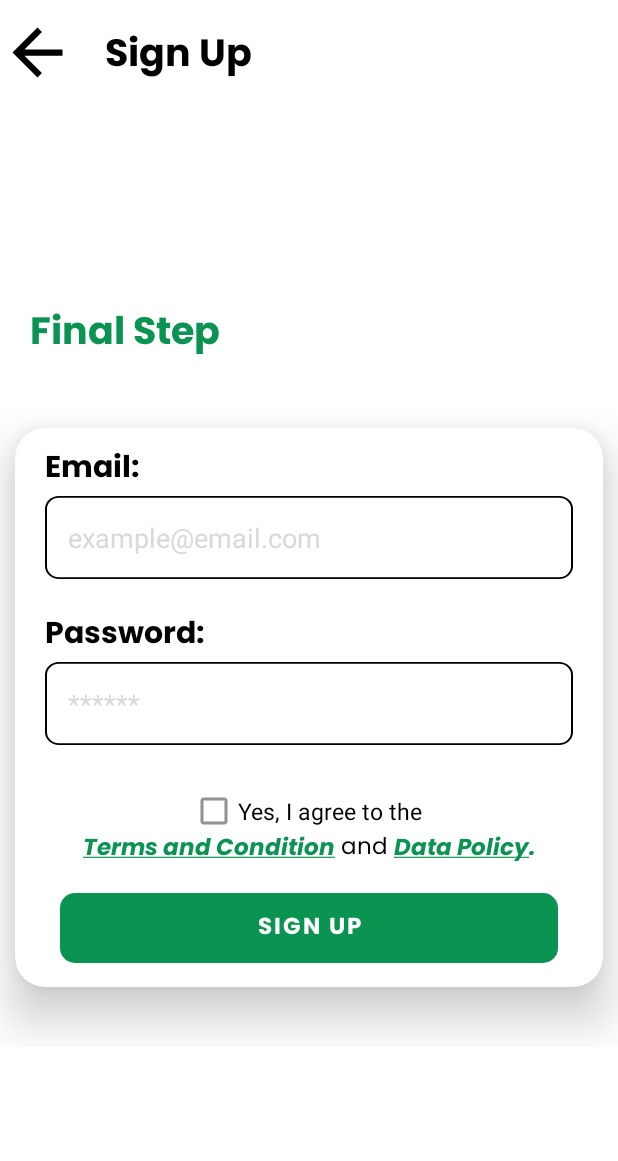
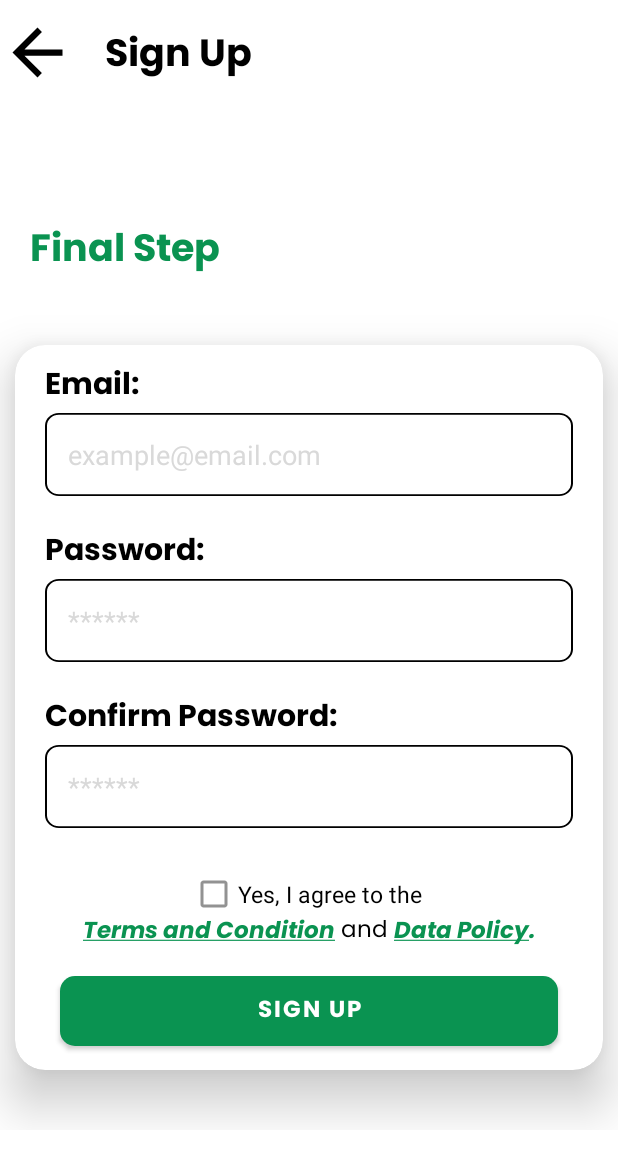
Before and after one commit to jasonllanes/OroKalimpyo_G, an Android app: the final_sign_up screen opened directly, with no data from a screen before it, on a phone screen of 412 x 824 dp. Shown: the top 1161 px of the screen. Run offline under Robolectric (Android 15) with nearby library versions, the light colour scheme and no system bars; our stand-ins replace Firebase (no records; nobody signed in at launch, a user with empty details on screens opened directly); libraries missing offline, so code that uses them is left out: androidmads.library.qrgenearator; pictures from the network do not load; 2 statements that could not run were skipped.

Commit message:
[Chart Added and Confirm Password]

```diff
--- a/app/src/main/java/sldevs/cdo/orokalimpyo/authentication/final_sign_up.java
+++ b/app/src/main/java/sldevs/cdo/orokalimpyo/authentication/final_sign_up.java
@@ -47,7 +47,7 @@ import sldevs.cdo.orokalimpyo.terms_and_data.external_link;
 public class final_sign_up extends AppCompatActivity implements View.OnClickListener {
 
     ImageView ivBack;
-    EditText etEmail,etPassword;
+    EditText etEmail,etPassword,etRetypePassword;
     CheckBox cbAgree;
 
     ProgressBar pbLoading;
@@ -83,6 +83,7 @@ public class final_sign_up extends AppCompatActivity implements View.OnClickList
 
         etEmail = findViewById(R.id.etEmail);
         etPassword = findViewById(R.id.etPassword);
+        etRetypePassword = findViewById(R.id.etRetypePassword);
 
         cbAgree = findViewById(R.id.cbAgree);
 
@@ -140,6 +141,7 @@ public class final_sign_up extends AppCompatActivity implements View.OnClickList
     }
 
     public void signUp(){
+
         if(etEmail.getText().toString().isEmpty()){
             etEmail.setError("Please input your email.");
         } else if (!isValidEmail(etEmail.getText().toString())) {
@@ -148,6 +150,8 @@ public class final_sign_up extends AppCompatActivity implements View.OnClickList
             etPassword.setError("Please input your password.");
         } else if (etPassword.getText().toString().length() < 6) {
             etPassword.setError("Password should be more 6 characters.");
+        } else if (!etPassword.getText().toString().equals(etRetypePassword.getText().toString())) {
+            etRetypePassword.setError("Password should be match.");
         } else if (!cbAgree.isChecked()) {
             cbAgree.setError("Please check the Terms and Service and Data Policy.");
         } else{
--- a/app/src/main/res/layout/activity_final_sign_up.xml
+++ b/app/src/main/res/layout/activity_final_sign_up.xml
@@ -124,6 +124,29 @@
                             android:textColor="@color/black"
                             android:layout_marginHorizontal="10dp"/>
 
+                        <TextView
+                            android:layout_width="wrap_content"
+                            android:layout_height="wrap_content"
+                            android:layout_marginHorizontal="10dp"
+                            android:layout_marginTop="20dp"
+                            android:text="Confirm Password:"
+                            android:textColor="@color/black"
+                            android:textSize="20sp"
+                            android:fontFamily="@font/pbold"
+                            android:layout_marginLeft="5dp"/>
+
+                        <EditText
+                            android:id="@+id/etRetypePassword"
+                            android:layout_width="match_parent"
+                            android:layout_height="wrap_content"
+                            android:hint="******"
+                            android:textColorHint="@color/grey"
+                            android:padding="15dp"
+                            android:background="@drawable/edit_text_layout"
+                            android:inputType="textPassword"
+                            android:textColor="@color/black"
+                            android:layout_marginHorizontal="10dp"/>
+
 
 
                         <LinearLayout
```
Also changed, not shown: app/src/main/java/sldevs/cdo/orokalimpyo/home/home_fragment.java (+4 -4 lines).
